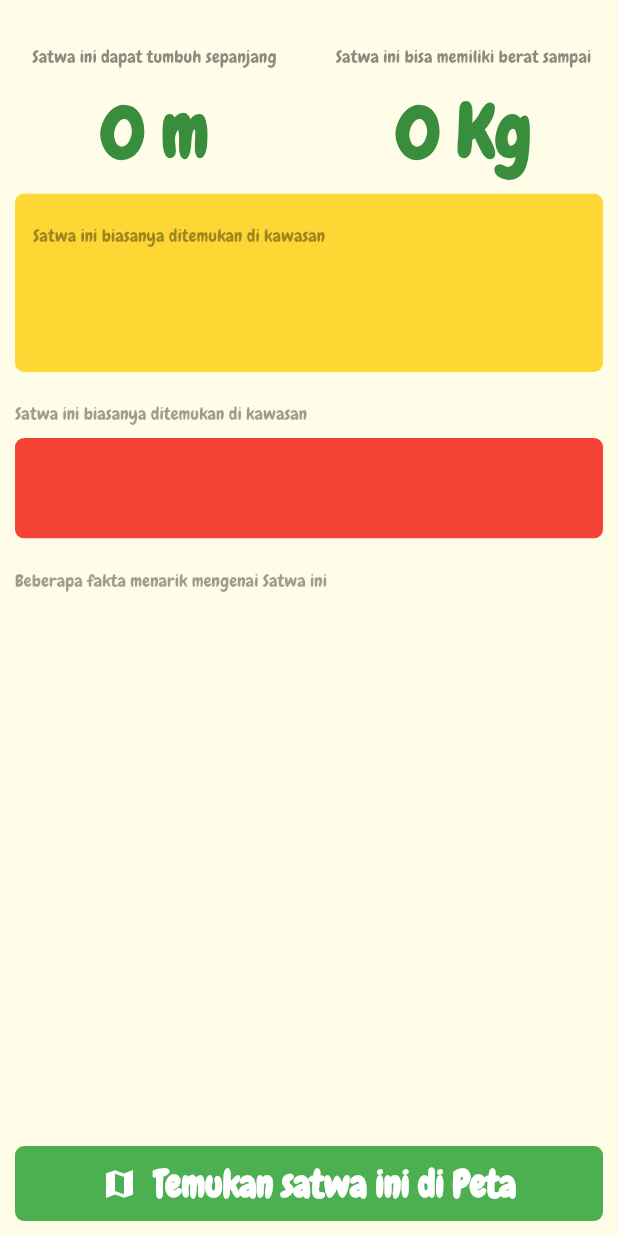
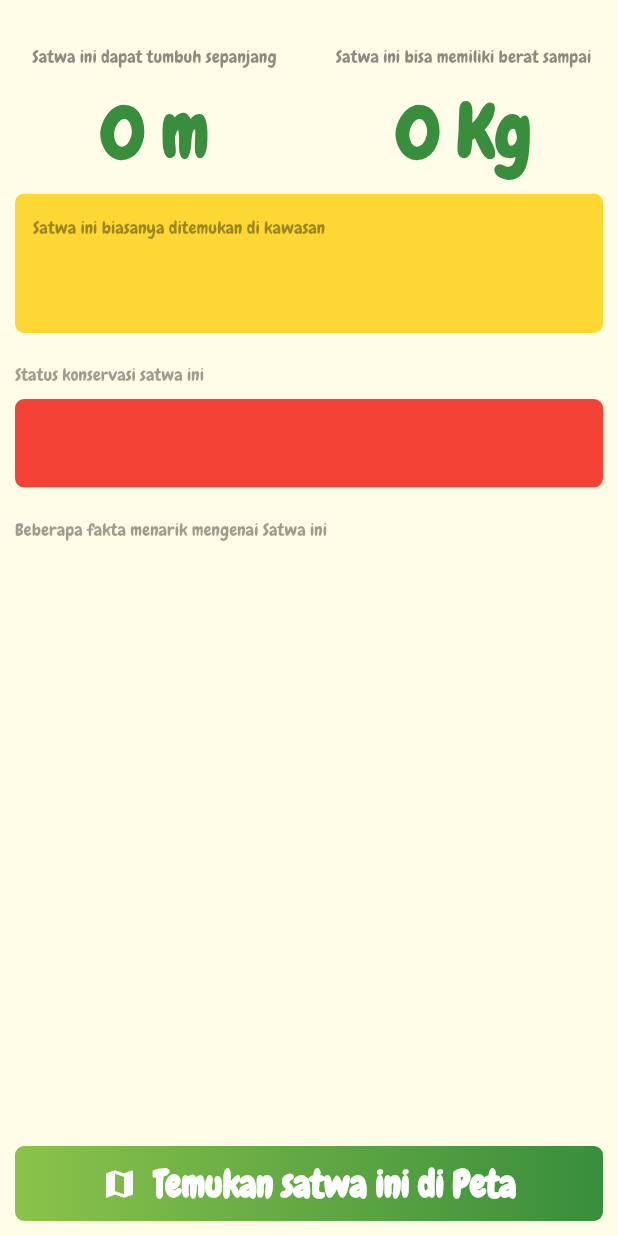
Before and after one commit to wahyuogel/tamanborneo_app, a Flutter app: the DetailSection widget shown alone on an empty page, opened directly with empty values, on a phone screen of 412 x 824 dp. Run offline on Flutter 3.47's test engine with Material 2 defaults, Android fonts, the light colour scheme and no system bars; our stand-ins replace carousel_slider, cloud_firestore, firebase_analytics, firebase_auth, google_maps_flutter, google_sign_in; missing offline and left inert: flip_box_bar, flutter_facebook_login, flutter_inappbrowser; accounts and stored records are empty.

Commit message:
Tidying animal page

```diff
--- a/lib/resources/app_strings.dart
+++ b/lib/resources/app_strings.dart
@@ -57,6 +57,7 @@ class Strings {
   static String animalInfoWeight = "Satwa ini bisa memiliki berat sampai";
   static String animalInfoHeight = "Satwa ini dapat tumbuh sepanjang";
   static String animalInfoLivedIn = "Satwa ini biasanya ditemukan di kawasan";
+  static String animalInfoConservationStatus = "Status konservasi satwa ini";
   static String animalInfoFact = "Beberapa fakta menarik mengenai Satwa ini";
 
 }
--- a/lib/ui/pages/animal_page.dart
+++ b/lib/ui/pages/animal_page.dart
@@ -64,15 +64,15 @@ class HeadingSection extends StatelessWidget {
             child: Stack(
               children: <Widget>[
                 Positioned(
-                  left: 36.0,
+                  left: 32.0,
                   bottom: 54.0,
                   child: Text(this.document["name"],
                     textAlign: TextAlign.left,
                     style: TextStyle(
                         color: Colors.white,
-                        fontFamily: 'Poppins',
-                        fontWeight: FontWeight.w600,
-                        fontSize: 36.0),
+                        fontFamily: 'Chewy',
+                        fontWeight: FontWeight.w400,
+                        fontSize: 50.0),
                   ),
                 ),
                 Align(
@@ -163,7 +163,9 @@ class DetailSection extends StatelessWidget {
 
                   ],
                 ),
-                decoration: BoxDecoration(color: Colors.green),
+                decoration:BoxDecoration(gradient: LinearGradient(
+                  colors: <Color>[Colors.lightGreen, AppColors.primary],
+                )),
               ),
             ),
           ),
@@ -193,14 +195,14 @@ class DetailSection extends StatelessWidget {
                     .of(context)
                     .size
                     .width,
-                padding: EdgeInsets.all(8.0),
+                padding: EdgeInsets.all(4.0),
                 child: Text(document["fact"],
                   textAlign: TextAlign.left,
                   style: TextStyle(
                       color: Colors.grey,
                       fontFamily: 'Chewy',
-                      fontWeight: FontWeight.w600,
-                      fontSize: 24.0),
+                      fontWeight: FontWeight.w400,
+                      fontSize: 16.0),
                 ),
               ),
             ],
@@ -219,7 +221,7 @@ class DetailSection extends StatelessWidget {
             mainAxisSize: MainAxisSize.max,
             mainAxisAlignment: MainAxisAlignment.end,
             children: <Widget>[
-              Padding(child: Text(Strings.animalInfoLivedIn,
+              Padding(child: Text(Strings.animalInfoConservationStatus,
                 style: TextStyle(
                     color: Colors.black38,
                     fontFamily: 'Chewy',
@@ -240,7 +242,7 @@ class DetailSection extends StatelessWidget {
                         color: Colors.white,
                         fontFamily: 'Chewy',
                         fontWeight: FontWeight.w600,
-                        fontSize: 36.0),
+                        fontSize: 30.0),
                   ),
                   decoration: BoxDecoration(color: Colors.red),
                 ),
@@ -260,7 +262,7 @@ class DetailSection extends StatelessWidget {
                 .of(context)
                 .size
                 .width,
-            padding: EdgeInsets.only(top: 20.0, left: 12.0, bottom: 20.0),
+            padding: EdgeInsets.only(top: 15.0, left: 12.0, bottom: 15.0),
             decoration: BoxDecoration(color: Color(0xFFFDD835)),
             child: Column(
               crossAxisAlignment: CrossAxisAlignment.start,
@@ -280,7 +282,7 @@ class DetailSection extends StatelessWidget {
                       color: AppColors.primary,
                       fontFamily: 'Chewy',
                       fontWeight: FontWeight.w600,
-                      fontSize: 48.0),
+                      fontSize: 36.0),
                 )
               ],
             ),
```
